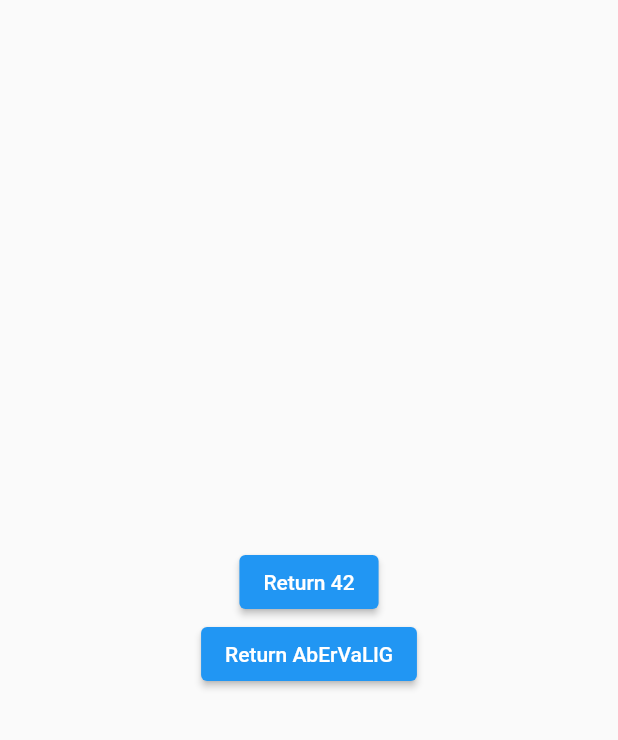
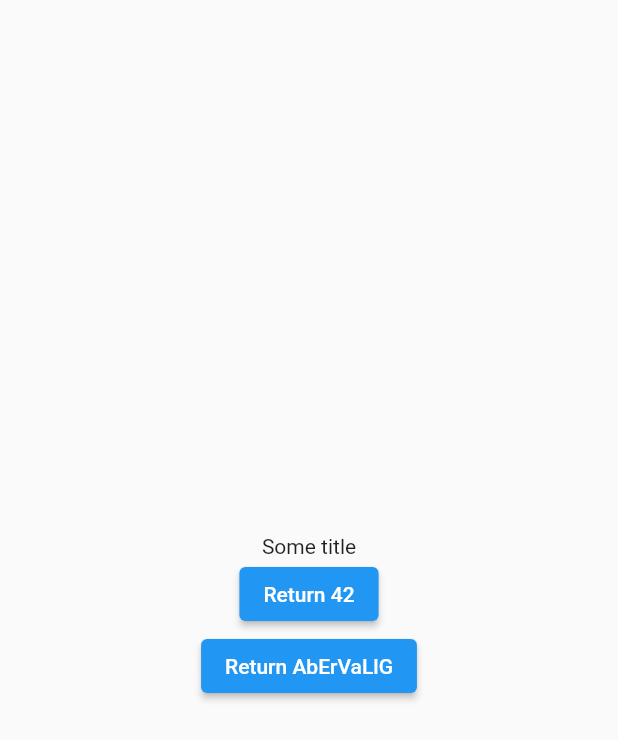
Before and after one commit to asdfv/flutter_mentoring, a Flutter app: the screen it shows after launch, after a tap on "Go next", on a phone screen of 412 x 824 dp. Shown: the top 740 px of the screen. Run offline on Flutter 3.47's test engine with Material 2 defaults, Android fonts, the phone set to English and light mode, and no system bars.

Commit message:
Remove redundant async and use onGenerateRoute

```diff
--- a/lib/main.dart
+++ b/lib/main.dart
@@ -1,7 +1,7 @@
 import 'package:flutter/material.dart';
+import 'package:flutter_mentoring/presentation/router/route_generator.dart';
 
 import 'presentation/first_page.dart';
-import 'presentation/second_page.dart';
 
 void main() {
   runApp(MyApp());
@@ -14,11 +14,8 @@ class MyApp extends StatelessWidget {
   Widget build(BuildContext context) {
     return MaterialApp(
       title: 'Module 4',
-      initialRoute: FirstPage.route,
-      routes: {
-        FirstPage.route: (_) => FirstPage(),
-        SecondPage.route: (_) => SecondPage(),
-      },
+      initialRoute: firstPageRoute,
+      onGenerateRoute: RouteGenerator.generateRoute,
     );
   }
 }
--- a/lib/presentation/first_page.dart
+++ b/lib/presentation/first_page.dart
@@ -3,9 +3,9 @@ import 'package:flutter/widgets.dart';
 
 import 'second_page.dart';
 
+const String firstPageRoute = "/first";
+
 class FirstPage extends StatelessWidget {
-  static final route = "/first";
-
   @override
   Widget build(BuildContext context) {
     return WillPopScope(
@@ -15,15 +15,15 @@ class FirstPage extends StatelessWidget {
         child: ElevatedButton(
             child: Text("Go next"),
             onPressed: () async {
-              final data = await _navigateToSecond(context);
+              final data = await _navigateToSecond(context, "Some title");
               _showDialog(context, data);
             }),
       )),
     );
   }
 
-  Future _navigateToSecond(BuildContext context) async {
-    return Navigator.pushNamed(context, SecondPage.route);
+  Future _navigateToSecond(BuildContext context, String title) async {
+    return Navigator.pushNamed(context, secondPageRoute, arguments: title);
   }
 
   _showDialog(BuildContext context, String data) {
@@ -41,7 +41,7 @@ class FirstPage extends StatelessWidget {
             ));
   }
 
-  Future<bool> _showExitDialog(BuildContext context) async => showDialog<bool>(
+  _showExitDialog(BuildContext context) => showDialog<bool>(
       context: context,
       builder: (_) => AlertDialog(
             title: Text("Really?"),
--- /dev/null
+++ b/lib/presentation/router/route_generator.dart
@@ -0,0 +1,20 @@
+import 'package:flutter/material.dart';
+import 'package:flutter/widgets.dart';
+
+import '../first_page.dart';
+import '../second_page.dart';
+
+class RouteGenerator {
+  static Route<dynamic> generateRoute(RouteSettings settings) {
+    switch (settings.name) {
+      case firstPageRoute:
+        return MaterialPageRoute(builder: (_) => FirstPage());
+      case secondPageRoute:
+        final title = settings.arguments as String;
+        return MaterialPageRoute(builder: (_) => SecondPage(receivedTitle: title));
+      default:
+        return MaterialPageRoute(
+            builder: (_) => Scaffold(body: Center(child: Text('No route defined for ${settings.name}'))));
+    }
+  }
+}
--- a/lib/presentation/second_page.dart
+++ b/lib/presentation/second_page.dart
@@ -1,8 +1,12 @@
 import 'package:flutter/material.dart';
 import 'package:flutter/widgets.dart';
 
+const String secondPageRoute = "/second";
+
 class SecondPage extends StatelessWidget {
-  static final route = "/second";
+  final String receivedTitle;
+
+  const SecondPage({Key key, this.receivedTitle}) : super(key: key);
 
   @override
   Widget build(BuildContext context) {
@@ -11,6 +15,7 @@ class SecondPage extends StatelessWidget {
       child: Column(
         mainAxisAlignment: MainAxisAlignment.center,
         children: [
+          Text(receivedTitle),
           ElevatedButton(child: Text("Return 42"), onPressed: () => Navigator.pop(context, "42")),
           ElevatedButton(child: Text("Return AbErVaLlG"), onPressed: () => Navigator.pop(context, "AbErVaLlG")),
         ],
```
